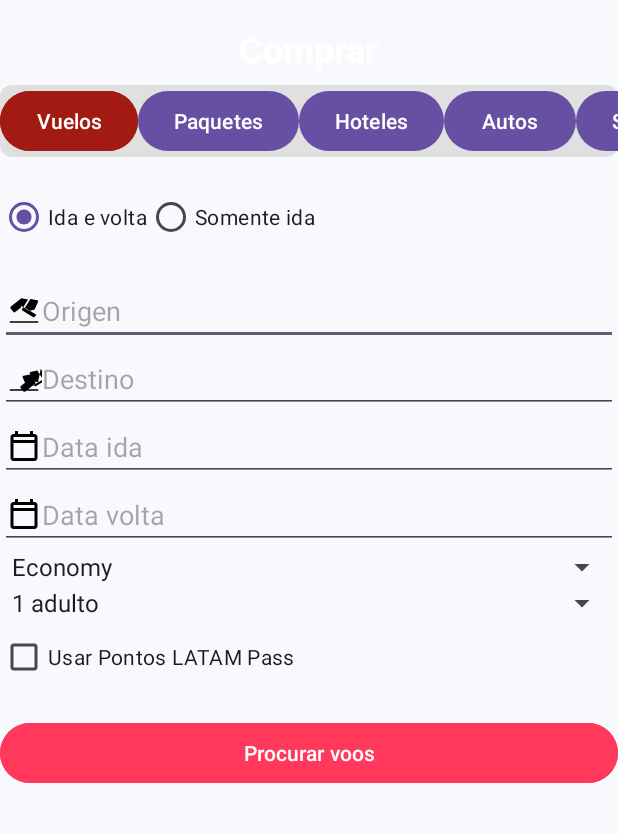
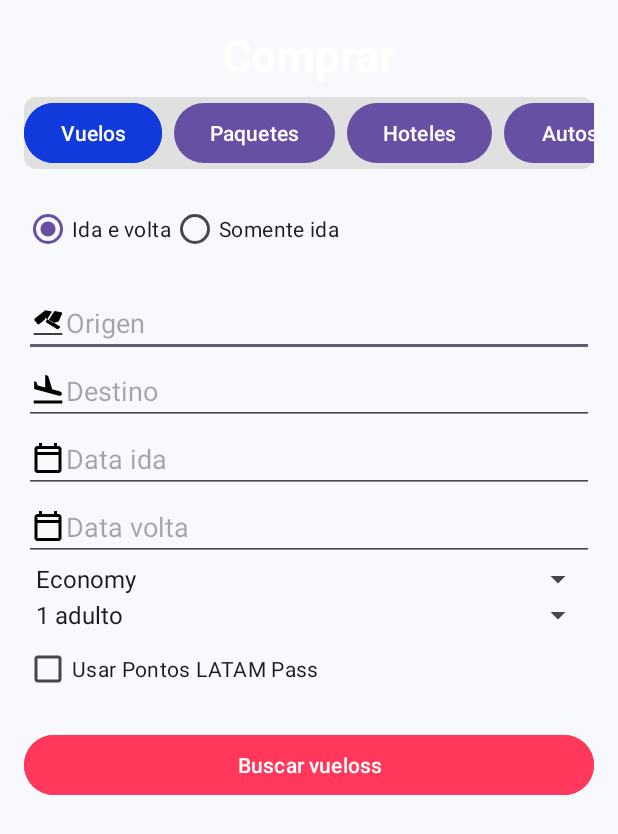
Before and after one commit to adrs1166ma/DAM_UC3_Mancilla, an Android app: the screen it shows after launch (MainActivity), on a phone screen of 412 x 824 dp. Shown: the top 834 px of the screen. Run offline under Robolectric (Android 15) with nearby library versions, the phone set to English and light mode, and no system bars.

```diff
--- a/app/src/main/java/com/example/dam_uc3_mancilla/MainActivity.java
+++ b/app/src/main/java/com/example/dam_uc3_mancilla/MainActivity.java
@@ -1,24 +1,27 @@
 package com.example.dam_uc3_mancilla;
 
 import android.os.Bundle;
+import android.view.View;
+import android.widget.Button;
+import android.widget.Toast;
 
-import androidx.activity.EdgeToEdge;
 import androidx.appcompat.app.AppCompatActivity;
-import androidx.core.graphics.Insets;
-import androidx.core.view.ViewCompat;
-import androidx.core.view.WindowInsetsCompat;
 
 public class MainActivity extends AppCompatActivity {
 
     @Override
     protected void onCreate(Bundle savedInstanceState) {
         super.onCreate(savedInstanceState);
-        EdgeToEdge.enable(this);
         setContentView(R.layout.activity_main);
-        ViewCompat.setOnApplyWindowInsetsListener(findViewById(R.id.main), (v, insets) -> {
-            Insets systemBars = insets.getInsets(WindowInsetsCompat.Type.systemBars());
-            v.setPadding(systemBars.left, systemBars.top, systemBars.right, systemBars.bottom);
-            return insets;
+
+        // Asocia el botón a un OnClickListener
+        Button btnSearchFlights = findViewById(R.id.btnSearchFlights);
+        btnSearchFlights.setOnClickListener(new View.OnClickListener() {
+            @Override
+            public void onClick(View v) {
+                // Muestra un mensaje cuando el botón es presionado
+                Toast.makeText(MainActivity.this, "Se envió su solicitud de vuelo", Toast.LENGTH_SHORT).show();
+            }
         });
     }
 }
--- /dev/null
+++ b/app/src/main/res/drawable/button_active.xml
@@ -0,0 +1,4 @@
+<shape xmlns:android="http://schemas.android.com/apk/res/android">
+    <solid android:color="#113adc"/> <!-- Color del fondo del botón activado -->
+    <corners android:radius="16dp"/> <!-- Esquinas redondeadas -->
+</shape>
--- /dev/null
+++ b/app/src/main/res/drawable/button_border.xml
@@ -0,0 +1,5 @@
+<shape xmlns:android="http://schemas.android.com/apk/res/android">
+    <solid android:color="@android:color/transparent" /> <!-- Fondo transparente -->
+    <stroke android:color="#a49cb2" android:width="2dp" /> <!-- Borde gris -->
+    <corners android:radius="4dp" /> <!-- Esquinas redondeadas, ajusta si es necesario -->
+</shape>
--- /dev/null
+++ b/app/src/main/res/drawable/button_inactive.xml
@@ -0,0 +1,6 @@
+<!-- res/drawable/button_inactive.xml -->
+<shape xmlns:android="http://schemas.android.com/apk/res/android">
+    <stroke android:color="#a49cb2" android:width="2dp"/> <!-- Borde gris -->
+    <solid android:color="@android:color/transparent"/> <!-- Fondo transparente -->
+    <corners android:radius="16dp"/> <!-- Esquinas redondeadas -->
+</shape>
--- /dev/null
+++ b/app/src/main/res/drawable/button_vuelos.xml
@@ -0,0 +1,6 @@
+<!-- res/drawable/button_vuelos.xml -->
+<shape xmlns:android="http://schemas.android.com/apk/res/android">
+    <solid android:color="#113adc"/> <!-- Color de fondo azul para el botón "Vuelos" -->
+    <stroke android:color="#113adc" android:width="2dp"/> <!-- Borde azul -->
+    <corners android:radius="16dp"/> <!-- Esquinas redondeadas -->
+</shape>
--- /dev/null
+++ b/app/src/main/res/drawable/ic_destino.xml
@@ -0,0 +1,5 @@
+<vector xmlns:android="http://schemas.android.com/apk/res/android" android:height="24dp" android:tint="#000000" android:viewportHeight="24" android:viewportWidth="24" android:width="24dp">
+
+    <path android:fillColor="@android:color/white" android:pathData="M2.5,19h19v2h-19V19zM19.34,15.85c0.8,0.21 1.62,-0.26 1.84,-1.06c0.21,-0.8 -0.26,-1.62 -1.06,-1.84l-5.31,-1.42l-2.76,-9.02L10.12,2v8.28L5.15,8.95L4.22,6.63L2.77,6.24v5.17L19.34,15.85z"/>
+
+</vector>
--- /dev/null
+++ b/app/src/main/res/drawable/ic_whatsapp.xml
@@ -0,0 +1,5 @@
+<vector xmlns:android="http://schemas.android.com/apk/res/android" android:height="24dp" android:tint="#000000" android:viewportHeight="24" android:viewportWidth="24" android:width="24dp">
+
+    <path android:fillColor="@android:color/white" android:pathData="M19.05,4.91C17.18,3.03 14.69,2 12.04,2c-5.46,0 -9.91,4.45 -9.91,9.91c0,1.75 0.46,3.45 1.32,4.95L2.05,22l5.25,-1.38c1.45,0.79 3.08,1.21 4.74,1.21h0c0,0 0,0 0,0c5.46,0 9.91,-4.45 9.91,-9.91C21.95,9.27 20.92,6.78 19.05,4.91zM12.04,20.15L12.04,20.15c-1.48,0 -2.93,-0.4 -4.2,-1.15l-0.3,-0.18l-3.12,0.82l0.83,-3.04l-0.2,-0.31c-0.82,-1.31 -1.26,-2.83 -1.26,-4.38c0,-4.54 3.7,-8.24 8.24,-8.24c2.2,0 4.27,0.86 5.82,2.42c1.56,1.56 2.41,3.63 2.41,5.83C20.28,16.46 16.58,20.15 12.04,20.15zM16.56,13.99c-0.25,-0.12 -1.47,-0.72 -1.69,-0.81c-0.23,-0.08 -0.39,-0.12 -0.56,0.12c-0.17,0.25 -0.64,0.81 -0.78,0.97c-0.14,0.17 -0.29,0.19 -0.54,0.06c-0.25,-0.12 -1.05,-0.39 -1.99,-1.23c-0.74,-0.66 -1.23,-1.47 -1.38,-1.72c-0.14,-0.25 -0.02,-0.38 0.11,-0.51c0.11,-0.11 0.25,-0.29 0.37,-0.43c0.12,-0.14 0.17,-0.25 0.25,-0.41c0.08,-0.17 0.04,-0.31 -0.02,-0.43c-0.06,-0.12 -0.56,-1.34 -0.76,-1.84c-0.2,-0.48 -0.41,-0.42 -0.56,-0.43C8.86,7.33 8.7,7.33 8.53,7.33c-0.17,0 -0.43,0.06 -0.66,0.31C7.65,7.89 7.01,8.49 7.01,9.71c0,1.22 0.89,2.4 1.01,2.56c0.12,0.17 1.75,2.67 4.23,3.74c0.59,0.26 1.05,0.41 1.41,0.52c0.59,0.19 1.13,0.16 1.56,0.1c0.48,-0.07 1.47,-0.6 1.67,-1.18c0.21,-0.58 0.21,-1.07 0.14,-1.18S16.81,14.11 16.56,13.99z"/>
+
+</vector>
--- a/app/src/main/res/layout/activity_main.xml
+++ b/app/src/main/res/layout/activity_main.xml
@@ -6,7 +6,9 @@
     android:layout_height="match_parent"
     android:id="@+id/main"
     tools:context=".MainActivity"
-    android:background="@color/latamBackground">
+    android:background="@color/latamBackground"
+    android:paddingStart="16dp"
+    android:paddingEnd="16dp">
 
     <!-- Header: Título -->
     <TextView
@@ -14,7 +16,7 @@
         android:layout_width="wrap_content"
         android:layout_height="wrap_content"
         android:text="Comprar"
-        android:textSize="24sp"
+        android:textSize="30sp"
         android:textStyle="bold"
         android:textColor="@color/white"
         app:layout_constraintTop_toTopOf="parent"
@@ -29,6 +31,7 @@
         android:layout_height="wrap_content"
         android:layout_marginTop="8dp"
         android:background="@drawable/tab_background"
+        android:scrollbars="none"
         app:layout_constraintTop_toBottomOf="@id/tvHeader"
         app:layout_constraintStart_toStartOf="parent"
         app:layout_constraintEnd_toEndOf="parent">
@@ -39,24 +42,33 @@
             android:orientation="horizontal">
 
             <Button
+                android:id="@+id/btnVuelos"
                 android:layout_width="wrap_content"
                 android:layout_height="wrap_content"
                 android:text="Vuelos"
-                android:backgroundTint="@color/latamPrimary"
-                android:textColor="@color/white" />
+                android:backgroundTint="#113adc"
+                android:textColor="@color/white"
+                android:layout_marginEnd="8dp" />
             <Button
+                android:id="@+id/btnPaquetes"
                 android:layout_width="wrap_content"
                 android:layout_height="wrap_content"
-                android:text="Paquetes" />
+                android:text="Paquetes"
+                android:layout_marginEnd="8dp" />
             <Button
+                android:id="@+id/btnHoteles"
                 android:layout_width="wrap_content"
                 android:layout_height="wrap_content"
-                android:text="Hoteles" />
+                android:text="Hoteles"
+                android:layout_marginEnd="8dp"/>
             <Button
+                android:id="@+id/btnAutos"
                 android:layout_width="wrap_content"
                 android:layout_height="wrap_content"
-                android:text="Autos" />
+                android:text="Autos"
+                android:layout_marginEnd="8dp"/>
             <Button
+                android:id="@+id/btnSeguros"
                 android:layout_width="wrap_content"
                 android:layout_height="wrap_content"
                 android:text="Seguros" />
@@ -101,7 +113,7 @@
         android:layout_marginTop="16dp"
         app:layout_constraintTop_toBottomOf="@id/flightTypeGroup"
         app:layout_constraintStart_toStartOf="parent"
-        app:layout_constraintEnd_toEndOf="parent" />
+        app:layout_constraintEnd_toEndOf="parent"/>
 
     <!-- Campo: Destino -->
     <EditText
@@ -110,7 +122,7 @@
         android:layout_height="wrap_content"
         android:hint="Destino"
         android:inputType="text"
-        android:drawableStart="@drawable/ic_plane_arrival"
+        android:drawableStart="@drawable/ic_destino"
         app:layout_constraintTop_toBottomOf="@id/etOrigin"
         app:layout_constraintStart_toStartOf="parent"
         app:layout_constraintEnd_toEndOf="parent" />
@@ -173,7 +185,7 @@
         android:id="@+id/btnSearchFlights"
         android:layout_width="0dp"
         android:layout_height="wrap_content"
-        android:text="Procurar voos"
+        android:text="Buscar vueloss"
         android:backgroundTint="@color/latamSecondary"
         android:textColor="@color/white"
         app:layout_constraintTop_toBottomOf="@id/cbLatamPass"
@@ -181,4 +193,5 @@
         app:layout_constraintEnd_toEndOf="parent"
         android:layout_marginTop="16dp" />
 
+
 </androidx.constraintlayout.widget.ConstraintLayout>
--- a/gradle/libs.versions.toml
+++ b/gradle/libs.versions.toml
@@ -1,5 +1,5 @@
 [versions]
-agp = "8.6.0"
+agp = "8.7.2"
 junit = "4.13.2"
 junitVersion = "1.2.1"
 espressoCore = "3.6.1"
```
Also changed, not shown: app/src/main/res/drawable/button_state.xml (added, +8 -0 lines), gradle/wrapper/gradle-wrapper.properties.
